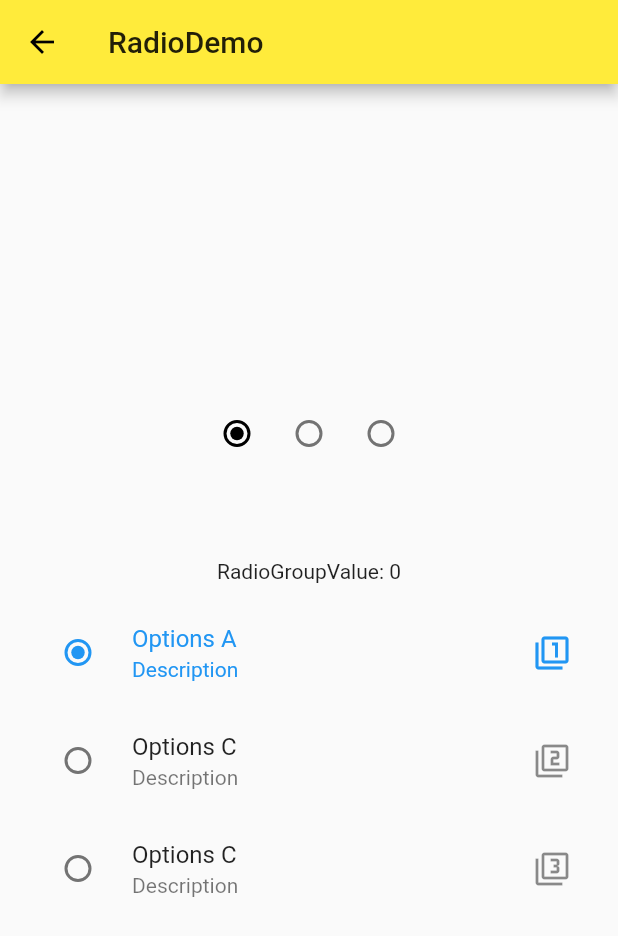
After one commit to JohnsonBob/Flutter_Demo, a Flutter app: the screen it shows after launch, after a tap on "Radio", on a phone screen of 412 x 824 dp. The commit adds this screen. Shown: the top 936 px of the screen. Run offline on Flutter 3.47's test engine with Material 2 defaults, Android fonts, the phone set to English and light mode, and no system bars.

Commit message:
SwitchDemo、CheckBoxDemo、RadioDemo done

```diff
--- a/lib/demo/form_demo.dart
+++ b/lib/demo/form_demo.dart
@@ -4,6 +4,9 @@ class FromDemo extends StatelessWidget {
   @override
   Widget build(BuildContext context) {
     return Scaffold(
+      appBar: AppBar(
+        title: Text('FromDemo'),
+      ),
       body: Theme(
         data: Theme.of(context).copyWith(primaryColor: Colors.black),
         child: Container(
--- a/lib/demo/material_component.dart
+++ b/lib/demo/material_component.dart
@@ -1,8 +1,12 @@
 import 'package:flutter/material.dart';
 
 import 'button_demo.dart';
+import 'checkbox_demo.dart';
 import 'floating_action_button_demo.dart';
+import 'form_demo.dart';
 import 'popup_menu_button_demo.dart';
+import 'radio_demo.dart';
+import 'switch_demo.dart';
 
 class MaterialComponent extends StatelessWidget {
   @override
@@ -14,10 +18,14 @@ class MaterialComponent extends StatelessWidget {
       ),
       body: ListView(
         children: <Widget>[
+          ListItem(title: "From", page: FromDemo()),
           ListItem(
               title: "FloatingActionButton", page: FloatingActionButtonDemo()),
-          ListItem(title: "ButtonDemo", page: ButtonDemo()),
-          ListItem(title: "PopupMenuButtonDemo", page: PopupMenuButtonDemo()),
+          ListItem(title: "Button", page: ButtonDemo()),
+          ListItem(title: "PopupMenuButton", page: PopupMenuButtonDemo()),
+          ListItem(title: "CheckBox", page: CheckBoxDemo()),
+          ListItem(title: "Radio", page: RadioDemo()),
+          ListItem(title: "Switch", page: SwitchDemo()),
         ],
       ),
     );
@@ -42,9 +50,6 @@ class ListItem extends StatelessWidget {
   }
 }
 
-
-
-
 class _widget extends StatelessWidget {
   @override
   Widget build(BuildContext context) {
--- /dev/null
+++ b/lib/demo/radio_demo.dart
@@ -0,0 +1,97 @@
+import 'package:flutter/material.dart';
+
+class RadioDemo extends StatefulWidget {
+  @override
+  _RadioDemoState createState() => _RadioDemoState();
+}
+
+class _RadioDemoState extends State<RadioDemo> {
+  var _radioGroupA = 0;
+  var _radioGroupB = 0;
+
+  @override
+  Widget build(BuildContext context) {
+    return Scaffold(
+      appBar: AppBar(
+        title: Text('RadioDemo'),
+      ),
+      body: Container(
+        padding: EdgeInsets.all(16.0),
+        child: Column(
+          mainAxisAlignment: MainAxisAlignment.center,
+          children: <Widget>[
+            Row(
+              mainAxisAlignment: MainAxisAlignment.center,
+              children: <Widget>[
+                Radio(
+                  value: 0,
+                  groupValue: _radioGroupA,
+                  onChanged: _handleRadioValueChanged,
+                  activeColor: Colors.black,
+                ),
+                Radio(
+                  value: 1,
+                  groupValue: _radioGroupA,
+                  onChanged: _handleRadioValueChanged,
+                  activeColor: Colors.black,
+                ),
+                Radio(
+                  value: 2,
+                  groupValue: _radioGroupA,
+                  onChanged: _handleRadioValueChanged,
+                  activeColor: Colors.black,
+                ),
+              ],
+            ),
+            SizedBox(
+              height: 60,
+            ),
+            Text('RadioGroupValue: $_radioGroupB'),
+            SizedBox(
+              height: 10,
+            ),
+            RadioListTile(
+              value: 0,
+              groupValue: _radioGroupB,
+              title: Text('Options A'),
+              onChanged: _handleRadioBValueChanged,
+              subtitle: Text('Description'),
+              selected: _radioGroupB == 0,
+              secondary: Icon(Icons.filter_1),
+            ),
+            RadioListTile(
+              value: 1,
+              groupValue: _radioGroupB,
+              title: Text('Options C'),
+              onChanged: _handleRadioBValueChanged,
+              subtitle: Text('Description'),
+              selected: _radioGroupB == 1,
+              secondary: Icon(Icons.filter_2),
+            ),
+            RadioListTile(
+              value: 2,
+              groupValue: _radioGroupB,
+              title: Text('Options C'),
+              onChanged: _handleRadioBValueChanged,
+              subtitle: Text('Description'),
+              selected: _radioGroupB == 2,
+              secondary: Icon(Icons.filter_3),
+            ),
+          ],
+        ),
+      ),
+    );
+  }
+
+  void _handleRadioValueChanged(int value) {
+    setState(() {
+      _radioGroupA = value;
+    });
+  }
+
+  void _handleRadioBValueChanged(int value) {
+    setState(() {
+      _radioGroupB = value;
+    });
+  }
+}
--- a/lib/main.dart
+++ b/lib/main.dart
@@ -29,7 +29,10 @@ class MyApp extends StatelessWidget {
           primarySwatch: Colors.yellow,
           //水波纹效果
           highlightColor: Color.fromRGBO(255, 255, 255, 0.5),
-          splashColor: Colors.white70),
+          splashColor: Colors.white70,
+          accentColor: Colors.blue,
+      ),
+
     );
   }
 }
```
Also changed, not shown: lib/demo/checkbox_demo.dart (added, +54 -0 lines), lib/demo/switch_demo.dart (added, +62 -0 lines).
